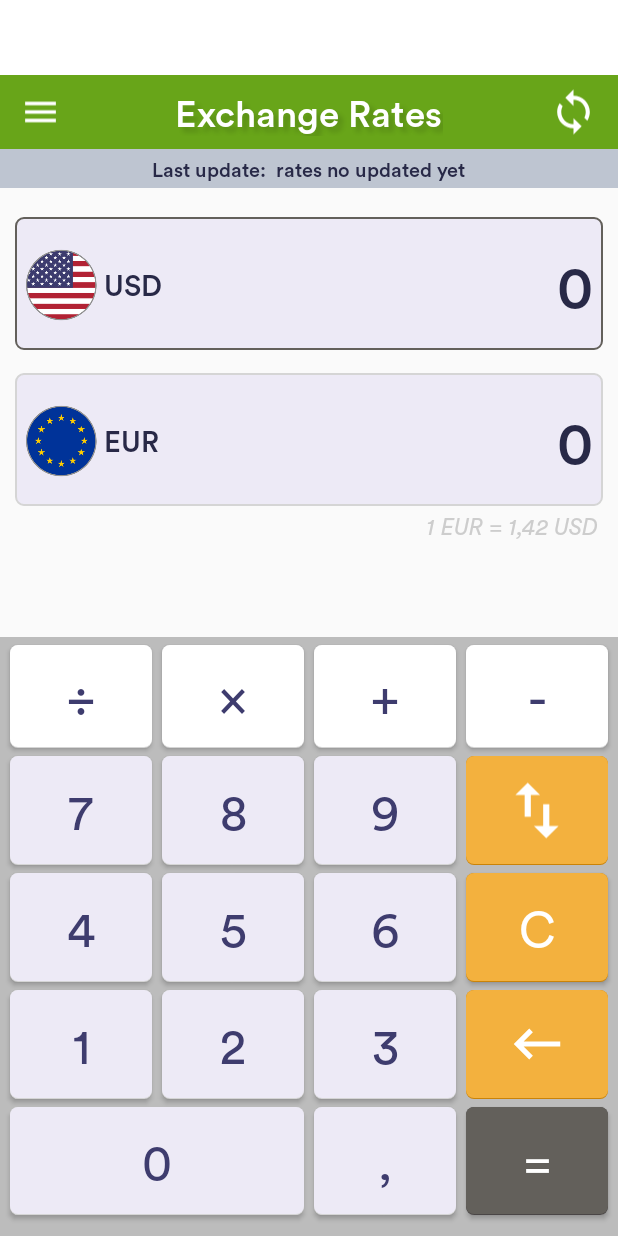
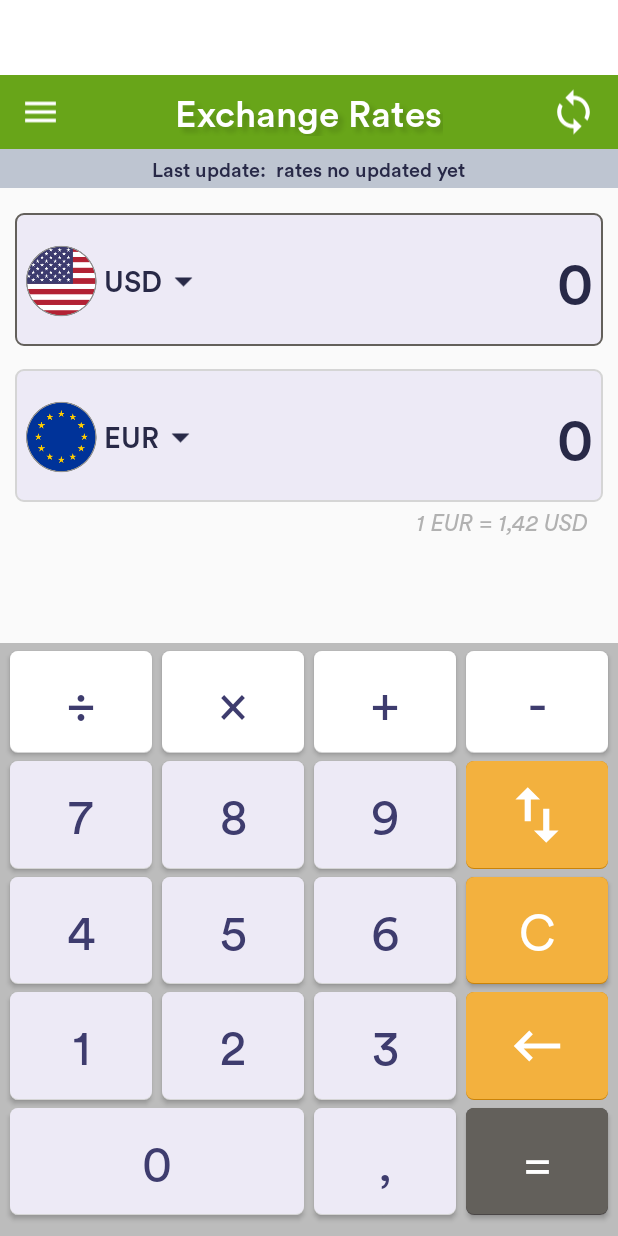
Before and after one commit to app7soft/CurrencyConverter, an Android app: the screen it shows after launch (MainActivity), after a tap on "OK", on a phone screen of 412 x 824 dp. Run offline under Robolectric (Android 15) with nearby library versions, the phone set to English and light mode, and no system bars; our stand-ins replace AdMob, Firebase (no records; nobody signed in at launch, a user with empty details on screens opened directly), Timber, Volley, sdp/ssp sizes; network calls fail; Roboto replaces fonts that are not available here; 6 statements that could not run were skipped.

Commit message:
minor bug fixes

```diff
--- a/app/build.gradle
+++ b/app/build.gradle
@@ -11,8 +11,8 @@ android {
         applicationId "com.app7soft.currencyconverter"
         minSdkVersion 19
         targetSdkVersion 29
-        versionCode 7
-        versionName "1.0.7"
+        versionCode 14
+        versionName "1.1.4"
         multiDexEnabled true
         testInstrumentationRunner "androidx.test.runner.AndroidJUnitRunner"
         vectorDrawables.useSupportLibrary = true
--- a/app/src/main/AndroidManifest.xml
+++ b/app/src/main/AndroidManifest.xml
@@ -39,6 +39,7 @@
         <meta-data
             android:name="com.google.android.gms.ads.APPLICATION_ID"
             android:value="ca-app-pub-5209961561922052~7065281234" />
+        <meta-data android:name="firebase_analytics_collection_enabled" android:value="false" />
     </application>
 
 </manifest>
--- /dev/null
+++ b/app/src/main/res/drawable/cursor.xml
@@ -0,0 +1,6 @@
+<?xml version="1.0" encoding="utf-8"?>
+<shape xmlns:android="http://schemas.android.com/apk/res/android" >
+    <size android:width="1dp" />
+    <size android:height="@dimen/_30ssp" />
+    <solid android:color="#CDCDCD"  />
+</shape>
--- /dev/null
+++ b/app/src/main/res/drawable/drop_down_2.xml
@@ -0,0 +1,5 @@
+<vector android:height="24dp" android:tint="#282947"
+    android:viewportHeight="24" android:viewportWidth="24"
+    android:width="24dp" xmlns:android="http://schemas.android.com/apk/res/android">
+    <path android:fillColor="@android:color/white" android:pathData="M7,10l5,5 5,-5z"/>
+</vector>
--- a/app/src/main/res/layout/activity_main.xml
+++ b/app/src/main/res/layout/activity_main.xml
@@ -137,7 +137,7 @@
         android:layout_width="0dp"
         android:layout_height="0dp"
         android:background="@drawable/input_currency_main"
-        android:layout_marginTop="@dimen/_15sdp"
+        android:layout_marginTop="@dimen/_13sdp"
         app:layout_constraintEnd_toEndOf="parent"
         app:layout_constraintStart_toStartOf="parent"
         app:layout_constraintHeight_percent="0.11"
@@ -194,24 +194,6 @@
         app:layout_constraintTop_toTopOf="@+id/Flaga1"
         app:layout_constraintBottom_toBottomOf="@+id/Flaga1"/>
 
-
-    <!--<ImageView
-        android:layout_width="0dp"
-        android:layout_height="0dp"
-        app:srcCompat="@drawable/drop_down"
-        app:layout_constraintWidth_percent="0.07"
-        app:layout_constraintTop_toTopOf="@+id/Currency1tlo"
-        app:layout_constraintEnd_toStartOf="@+id/Currency1tlo"
-        app:layout_constraintBottom_toBottomOf="@+id/Currency1tlo"/>-->
-
-    <!--<ImageView
-        android:layout_width="0dp"
-        android:layout_height="0dp"
-        app:srcCompat="@drawable/drop_down"
-        app:layout_constraintWidth_percent="0.07"
-        app:layout_constraintTop_toTopOf="@+id/Currency2tlo"
-        app:layout_constraintEnd_toStartOf="@+id/Currency2tlo"
-        app:layout_constraintBottom_toBottomOf="@+id/Currency2tlo"/>-->
 <!--
     <TextView
         android:id="@+id/Currency1"
@@ -242,19 +224,56 @@
         android:fontFamily="@font/circular_pro_medium"
         android:text="0"
         android:gravity="right"
-        android:paddingLeft="@dimen/_2sdp"
-        app:layout_constraintStart_toEndOf="@+id/Currency1Symbol"
+        app:layout_constraintStart_toEndOf="@+id/drop_down_currency1"
         app:layout_constraintEnd_toEndOf="@+id/Currency1tlo"
         app:layout_constraintTop_toTopOf="@+id/Currency1tlo"
         app:layout_constraintBottom_toBottomOf="@+id/Currency1tlo"/>
+
+<!--
+    <EditText
+        android:id="@+id/Currency1new"
+        android:layout_width="3dp"
+        android:layout_height="wrap_content"
+        android:layout_marginRight="@dimen/_5sdp"
+        style="@style/Currency"
+        android:fontFamily="@font/circular_pro_medium"
+       android:gravity="right"
+        android:background="@null"
+        android:textCursorDrawable="@drawable/cursor"
+        android:cursorVisible="true"
+        android:inputType="none"
+        app:layout_constraintEnd_toEndOf="@+id/Currency1tlo"
+        app:layout_constraintTop_toTopOf="@+id/Currency1tlo"
+        app:layout_constraintBottom_toBottomOf="@+id/Currency1tlo"/>-->
+
+    <ImageView
+        android:id="@+id/drop_down_currency1"
+        android:layout_width="0dp"
+        android:layout_height="0dp"
+        app:srcCompat="@drawable/drop_down_2"
+        app:layout_constraintWidth_percent="0.07"
+        app:layout_constraintTop_toTopOf="@+id/Currency1tlo"
+        app:layout_constraintStart_toEndOf="@+id/Currency1Symbol"
+        app:layout_constraintBottom_toBottomOf="@+id/Currency1tlo"/>
+
+    <ImageView
+        android:id="@+id/drop_down_currency2"
+        android:layout_width="0dp"
+        android:layout_height="0dp"
+        app:srcCompat="@drawable/drop_down_2"
+        app:layout_constraintWidth_percent="0.07"
+        app:layout_constraintTop_toTopOf="@+id/Currency2tlo"
+        app:layout_constraintStart_toEndOf="@+id/Currency2Symbol"
+        app:layout_constraintBottom_toBottomOf="@+id/Currency2tlo"/>
 
     <ImageView
         android:id="@+id/Search1"
         android:layout_width="0dp"
         android:layout_height="0dp"
         android:onClick="Search1"
+        style="?android:borderlessButtonStyle"
         app:layout_constraintBottom_toBottomOf="@+id/Currency1tlo"
-        app:layout_constraintEnd_toEndOf="@+id/Currency1tlo"
+        app:layout_constraintEnd_toEndOf="@+id/guidelineVertical"
         app:layout_constraintStart_toStartOf="@+id/Currency1tlo"
         app:layout_constraintTop_toTopOf="@+id/Currency1tlo"
         app:layout_constraintVertical_bias="0.0" />
@@ -280,8 +299,7 @@
         android:fontFamily="@font/circular_pro_medium"
         android:text="0"
         android:gravity="right"
-        android:paddingLeft="@dimen/_2sdp"
-        app:layout_constraintStart_toEndOf="@+id/Currency2Symbol"
+        app:layout_constraintStart_toEndOf="@+id/drop_down_currency2"
         app:layout_constraintEnd_toEndOf="@+id/Currency2tlo"
         app:layout_constraintTop_toTopOf="@+id/Currency2tlo"
         app:layout_constraintBottom_toBottomOf="@+id/Currency2tlo"/>
@@ -291,8 +309,9 @@
         android:layout_width="0dp"
         android:layout_height="0dp"
         android:onClick="Search2"
+        style="?android:borderlessButtonStyle"
         app:layout_constraintBottom_toBottomOf="@+id/Currency2tlo"
-        app:layout_constraintEnd_toEndOf="@+id/Currency2tlo"
+        app:layout_constraintEnd_toEndOf="@+id/guidelineVertical"
         app:layout_constraintStart_toStartOf="@+id/Currency2tlo"
         app:layout_constraintTop_toTopOf="@+id/Currency2tlo"/>
 
@@ -305,7 +324,7 @@
         android:layout_marginTop="@dimen/_1sdp"
         android:layout_marginRight="@dimen/_2sdp"
         app:layout_constraintTop_toBottomOf="@+id/Search2"
-        app:layout_constraintEnd_toEndOf="@+id/Search2"/>
+        app:layout_constraintEnd_toEndOf="@+id/Currency2"/>
 
     <!--<TextView
         android:id="@+id/Currency1Name"
@@ -603,6 +622,13 @@
         android:layout_width="wrap_content"
         android:layout_height="wrap_content"
         android:orientation="horizontal"
-        app:layout_constraintGuide_percent="0.515" />
+        app:layout_constraintGuide_percent="0.52" />
+
+    <androidx.constraintlayout.widget.Guideline
+        android:id="@+id/guidelineVertical"
+        android:layout_width="wrap_content"
+        android:layout_height="wrap_content"
+        android:orientation="vertical"
+        app:layout_constraintGuide_percent="0.4" />
 
 </androidx.constraintlayout.widget.ConstraintLayout>
--- a/app/src/main/res/values/strings.xml
+++ b/app/src/main/res/values/strings.xml
@@ -13,7 +13,7 @@
     <string name="MyCurrency">Exchange Rates</string>
     <string name="NoticeBold">Notice</string>
     <string name="Search">Search</string>
-    <string name="Notice">The exchange rates presented here are informational only. Data are provided by FixerApi and refreshed once every 1 hour. Rates can change at any time and we cannot guarantee their accuracy.\n\nBefore any exchange transaction you should always check official rates at the place of the transaction.\nWe accept no responsibility for any losses incurred as a result of information read in this app.</string>
+    <string name="Notice">The exchange rates presented here are informational only. Data is provided by FixerApi and is refreshed once every 1 hour. Rates can change at any time and we cannot guarantee their accuracy.\n\nBefore any exchange transaction we suggest checking official rates at the place of the transaction.\nWe accept no responsibility for any losses incurred as a result of information read in this app.</string>
 
     <string name="banner_ad_unit_id">ca-app-pub-5209961561922052/2707233821</string>
     <!--Test Baner ADD-->
--- a/app/src/main/res/values/styles.xml
+++ b/app/src/main/res/values/styles.xml
@@ -27,7 +27,7 @@
         <item name="android:layout_width">0dp</item>
         <item name="android:layout_height">0dp</item>
         <item name="layout_constraintWidth_percent">0.23</item>
-        <item name="layout_constraintHeight_percent">0.088</item>
+        <item name="layout_constraintHeight_percent">0.087</item>
         <item name="android:textColor">#3E3C6E</item>
         <item name="android:fontFamily">@font/circular_pro_book</item>
         <item name="android:textSize">@dimen/_25ssp</item>
@@ -37,27 +37,18 @@
         <item name="android:layout_width">0dp</item>
         <item name="android:layout_height">0dp</item>
         <item name="layout_constraintWidth_percent">0.23</item>
-        <item name="layout_constraintHeight_percent">0.084</item>
+        <item name="layout_constraintHeight_percent">0.083</item>
         <item name="android:textColor">#3E3C6E</item>
         <item name="android:fontFamily">@font/circular_pro_book</item>
         <item name="android:textSize">@dimen/_27ssp</item>
     </style>
 
-    <style name="ButtonsC">
-        <item name="android:layout_width">0dp</item>
-        <item name="android:layout_height">0dp</item>
-        <item name="layout_constraintWidth_percent">0.23</item>
-        <item name="layout_constraintHeight_percent">0.18</item>
-        <item name="android:textColor">#FFFFFF</item>
-        <item name="android:fontFamily">@font/circular_pro_book</item>
-        <item name="android:textSize">@dimen/_25ssp</item>
-    </style>
 
     <style name="Button0">
         <item name="android:layout_width">0dp</item>
         <item name="android:layout_height">0dp</item>
         <item name="layout_constraintWidth_percent">0.475</item>
-        <item name="layout_constraintHeight_percent">0.088</item>
+        <item name="layout_constraintHeight_percent">0.087</item>
         <item name="android:textColor">#3E3C6E</item>
         <item name="android:fontFamily">@font/circular_pro_book</item>
         <item name="android:textSize">@dimen/_25ssp</item>
@@ -88,7 +79,7 @@
     </style>
 
     <style name="Kurs">
-        <item name="android:textColor">#CDCDCD</item>
+        <item name="android:textColor">#B1B1B1</item>
         <item name="android:fontFamily">@font/circular_pro_book_italic</item>
         <item name="android:textSize">@dimen/_12ssp</item>
     </style>
```
Also changed, not shown: app/src/main/java/com/app7soft/currencyconverter/MainActivity.kt (+70 -23 lines), app/src/main/res/drawable/button_on.xml (added, +7 -0 lines), app/src/main/res/drawable/selector.xml (added, +18 -0 lines), app/src/main/res/layout/activity_symbol_search.xml (added, +59 -0 lines).
